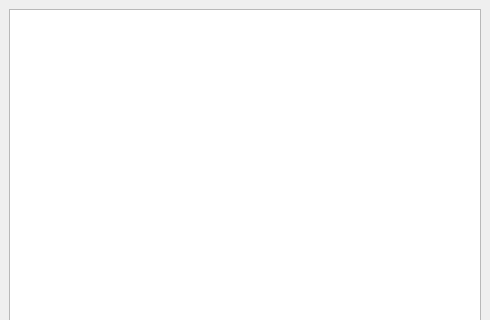
Before: the Qt Designer form src/pages/loan/select_customer.ui in DY-Microfinance-Customer-Management/dymf-algorithm, drawn with Qt 5; both pictures show x 0 to 490 and y 0 to 320 of the 490 by 652 pixel window.
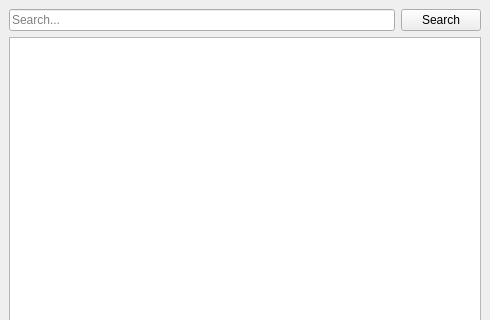
After: the same form once the commit is applied.

```diff
--- a/src/pages/loan/select_customer.ui
+++ b/src/pages/loan/select_customer.ui
@@ -14,8 +14,26 @@
    <string>Select Customer</string>
   </property>
   <widget class="QWidget" name="centralwidget">
-   <layout class="QGridLayout" name="gridLayout">
-    <item row="0" column="0">
+   <layout class="QVBoxLayout" name="verticalLayout">
+    <item>
+     <layout class="QHBoxLayout" name="horizontalLayout">
+      <item>
+       <widget class="QLineEdit" name="searchLineEdit">
+        <property name="placeholderText">
+         <string>Search...</string>
+        </property>
+       </widget>
+      </item>
+      <item>
+       <widget class="QPushButton" name="searchButton">
+        <property name="text">
+         <string>Search</string>
+        </property>
+       </widget>
+      </item>
+     </layout>
+    </item>
+    <item>
      <widget class="QTableView" name="tableView"/>
     </item>
    </layout>
```
